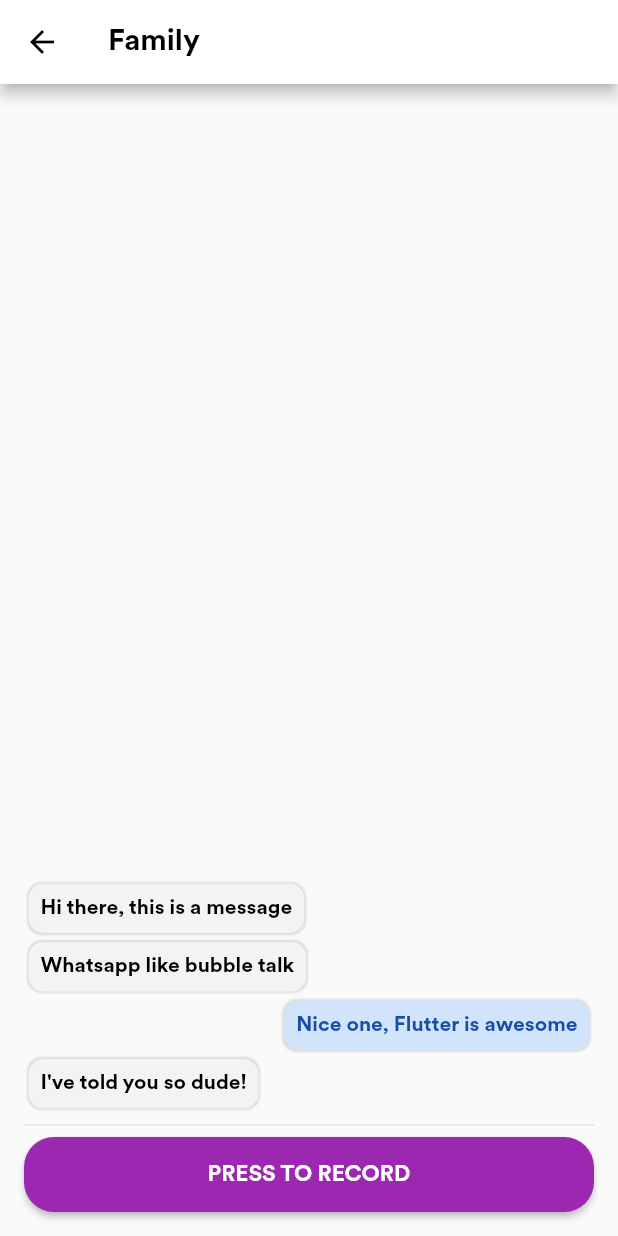
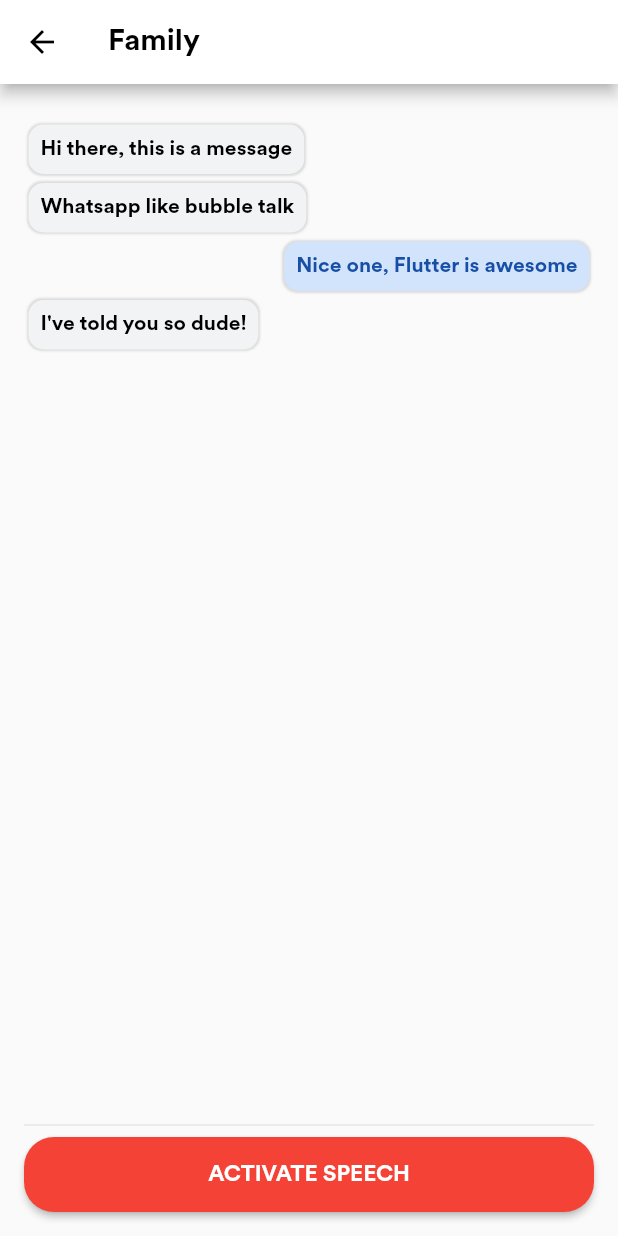
Before and after one commit to vuminhkhoi1802/ai4e-mobileapp, a Flutter app: the screen it shows after launch, on a phone screen of 412 x 824 dp. Run offline on Flutter 3.47's test engine with Material 2 defaults, Android fonts, the phone set to English and light mode, and no system bars; missing offline and left inert: speech_recognition.

Commit message:
Add speech recognition

```diff
--- a/lib/screens/LearnScreen/Bubble.dart
+++ b/lib/screens/LearnScreen/Bubble.dart
@@ -1,15 +1,15 @@
 import "package:flutter/material.dart";
 
 class Bubble extends StatelessWidget {
-  Bubble({this.message, this.isTheir});
+  Bubble({this.message, this.isMine});
 
   final String message;
-  final isTheir;
+  final isMine;
 
   @override
   Widget build(BuildContext context) {
-    final bg = isTheir ? Color(0xFFD2E3FC) : Color(0xFFf1f3f4);
-    final align = isTheir ? CrossAxisAlignment.end : CrossAxisAlignment.start;
+    final bg = isMine ? Color(0xFFD2E3FC) : Color(0xFFf1f3f4);
+    final align = isMine ? CrossAxisAlignment.end : CrossAxisAlignment.start;
     final radius = BorderRadius.circular(10);
     return Column(
       crossAxisAlignment: align,
@@ -32,7 +32,7 @@ class Bubble extends StatelessWidget {
               Text(
                 message,
                 style: TextStyle(
-                    color: isTheir ? Color(0xFF174EA6) : Colors.black),
+                    color: isMine ? Color(0xFF174EA6) : Colors.black),
               ),
             ],
           ),
--- /dev/null
+++ b/lib/screens/LearnScreen/SpeechRecognizer.dart
@@ -0,0 +1,130 @@
+import 'dart:async';
+
+import 'package:ai4e_mobileapp/utils/time.dart';
+import 'package:ai4e_mobileapp/widgets/fullWidthBtn/main.dart';
+import "package:flutter/material.dart";
+import 'package:speech_recognition/speech_recognition.dart';
+
+class SpeechRecognizer extends StatefulWidget {
+  @override
+  SpeechRecognizerState createState() => SpeechRecognizerState();
+
+  final addMessageCallback addMessage;
+
+  SpeechRecognizer(this.addMessage);
+}
+
+typedef addMessageCallback = void Function(String);
+
+class SpeechRecognizerState extends State<SpeechRecognizer> {
+  int time = 180;
+  Timer timer;
+  final _speech = SpeechRecognition();
+  bool _speechRecognitionAvailable = false, _isListening = false;
+  String transcription = "";
+  final String _currentLocale = "en_US";
+
+  void _speechInit() {
+    _speech.setAvailabilityHandler(
+        (bool result) => setState(() => _speechRecognitionAvailable = result));
+
+    _speech.setRecognitionStartedHandler(
+        () => setState(() => _isListening = true));
+
+    _speech.setRecognitionResultHandler((String text) {
+//      print("result: $text, isListening: $_isListening");
+      if (_isListening == false && text != "") {
+        widget.addMessage(text);
+        setState(() {
+          return transcription = text;
+        });
+      }
+    });
+
+    _speech.setRecognitionCompleteHandler(
+        () => setState(() => _isListening = false));
+  }
+
+  void _activatePermission() {
+    _speech
+        .activate()
+        .then((res) => setState(() => _speechRecognitionAvailable = res));
+  }
+
+  startTimer(callback) {
+    timer = Timer.periodic(const Duration(seconds: 1), callback);
+  }
+
+  cancelTimer() {
+    timer.cancel();
+  }
+
+  _handlePress() async {
+    if (_isListening) {
+      _stopRecord();
+    } else {
+      _startRecord();
+    }
+  }
+
+  _startRecord() async {
+    _speech
+        .listen(locale: _currentLocale)
+        .then((result) => print('result : $result'));
+
+    setState(() {
+      _isListening = true;
+    });
+
+    startTimer((timer) {
+      setState(() {
+        if (time > 0 && _isListening) {
+          time = time - 1;
+        } else {
+          _stopRecord();
+        }
+      });
+    });
+  }
+
+  _stopRecord() async {
+    cancelTimer();
+    time = 180;
+    _speech.stop();
+    setState(() {
+      _isListening = false;
+    });
+  }
+
+  @override
+  void initState() {
+    super.initState();
+    _speechInit();
+  }
+
+  @override
+  Widget build(BuildContext context) {
+    if (_speechRecognitionAvailable == false) {
+      return Container(
+        child: fullWidthBtn(
+          Colors.red,
+          Colors.white,
+          "Activate Speech",
+          _activatePermission,
+          paddingBottom: 0,
+        ),
+      );
+    }
+    return Container(
+      child: fullWidthBtn(
+        _isListening ? Colors.red : Colors.purple,
+        Colors.white,
+        _isListening
+            ? "Press to Stop ${parseSecondToMinute(time)}"
+            : "Press to Record",
+        _handlePress,
+        paddingBottom: 0,
+      ),
+    );
+  }
+}
--- a/lib/screens/LearnScreen/main.dart
+++ b/lib/screens/LearnScreen/main.dart
@@ -1,35 +1,63 @@
-import 'dart:async';
-import 'package:path_provider/path_provider.dart';
-import 'dart:io' as io;
+//import 'dart:async';
+//import 'package:path_provider/path_provider.dart';
+//import 'dart:io' as io;
 
 import "package:flutter/material.dart";
 import "package:ai4e_mobileapp/screens/LearnScreen/Bubble.dart";
-import "package:ai4e_mobileapp/widgets/fullWidthBtn/main.dart";
-import 'package:audio_recorder/audio_recorder.dart';
-import "package:ai4e_mobileapp/utils/time.dart";
+//import "package:ai4e_mobileapp/widgets/fullWidthBtn/main.dart";
+//import 'package:audio_recorder/audio_recorder.dart';
+//import "package:ai4e_mobileapp/utils/time.dart";
+
+import 'SpeechRecognizer.dart';
 
 class LearnScreen extends StatefulWidget {
   LearnScreen({Key key}) : super(key: key);
 
-  _LearnScreenState createState() => _LearnScreenState();
+  LearnScreenState createState() => LearnScreenState();
 }
 
-class _LearnScreenState extends State<LearnScreen> {
-  bool isActive = false;
-  int time = 180;
-  Timer timer;
-  Recording _recording = new Recording();
-
-  startTimer(callback) {
-    timer = Timer.periodic(const Duration(seconds: 1), callback);
-  }
-
-  cancelTimer() {
-    timer.cancel();
+class LearnScreenState extends State<LearnScreen> {
+  List<Map<String, dynamic>> message = [
+    {
+      "message": 'Hi there, this is a message',
+      "isMine": false,
+    },
+    {
+      "message": 'Whatsapp like bubble talk',
+      "isMine": false,
+    },
+    {
+      "message": 'Nice one, Flutter is awesome',
+      "isMine": true,
+    },
+    {
+      "message": 'I\'ve told you so dude!',
+      "isMine": false,
+    },
+  ];
+  void addMessage(String s) {
+    var newS = message;
+    newS.add({"message": s, "isMine": true});
+    setState(() {
+      message = newS;
+    });
   }
 
   @override
   Widget build(BuildContext context) {
+    List<Widget> messageObject = message.map((m) {
+      return Bubble(
+        message: m["message"],
+        isMine: m["isMine"],
+      );
+    }).toList();
+    var messageList = Flexible(
+      child: ListView(
+        padding: const EdgeInsets.symmetric(vertical: 8.0),
+        children: messageObject,
+      ),
+    );
+
     return Scaffold(
       appBar: AppBar(
           backgroundColor: Colors.white,
@@ -47,79 +75,14 @@ class _LearnScreenState extends State<LearnScreen> {
       body: Padding(
         padding: EdgeInsets.all(16.0),
         child: Column(
-          mainAxisAlignment: MainAxisAlignment.end,
-          crossAxisAlignment: CrossAxisAlignment.stretch,
-          children: <Widget>[
-            Bubble(
-              message: 'Hi there, this is a message',
-              isTheir: false,
-            ),
-            Bubble(
-              message: 'Whatsapp like bubble talk',
-              isTheir: false,
-            ),
-            Bubble(
-              message: 'Nice one, Flutter is awesome',
-              isTheir: true,
-            ),
-            Bubble(
-              message: 'I\'ve told you so dude!',
-              isTheir: false,
-            ),
-            Divider(),
-            Container(
-              child: fullWidthBtn(
-                isActive ? Colors.red : Colors.purple,
-                Colors.white,
-                isActive
-                    ? "Press to Stop ${parseSecondToMinute(time)}"
-                    : "Press to Record",
-                _handlePress,
-                paddingBottom: 0,
-              ),
-            )
-          ],
-        ),
+            mainAxisAlignment: MainAxisAlignment.end,
+            crossAxisAlignment: CrossAxisAlignment.stretch,
+            children: <Widget>[
+              messageList,
+              Divider(),
+              SpeechRecognizer(addMessage)
+            ]),
       ),
     );
   }
-
-  _handlePress() async {
-    if (isActive) {
-      _stopRecord();
-    } else {
-      _startRecord();
-    }
-  }
-
-  _startRecord() async {
-    io.Directory directory = await getApplicationDocumentsDirectory();
-    await AudioRecorder.start(
-        path: '${directory.path}/${DateTime.now().microsecondsSinceEpoch}',
-        audioOutputFormat: AudioOutputFormat.WAV);
-
-    setState(() {
-      _recording = new Recording(duration: new Duration(), path: "");
-      isActive = true;
-    });
-    startTimer((timer) {
-      setState(() {
-        if (time > 0 && isActive) {
-          time = time - 1;
-        } else {
-          _stopRecord();
-        }
-      });
-    });
-  }
-
-  _stopRecord() async {
-    var recording = await AudioRecorder.stop();
-    print(recording.path);
-    cancelTimer();
-    time = 180;
-    setState(() {
-      isActive = false;
-    });
-  }
 }
--- a/pubspec.yaml
+++ b/pubspec.yaml
@@ -25,6 +25,7 @@ dependencies:
   cupertino_icons: ^0.1.2
   audio_recorder:
   path_provider:
+  speech_recognition:
 
 dev_dependencies:
   flutter_test:
```
Also changed, not shown: pubspec.lock, 2 other files.
